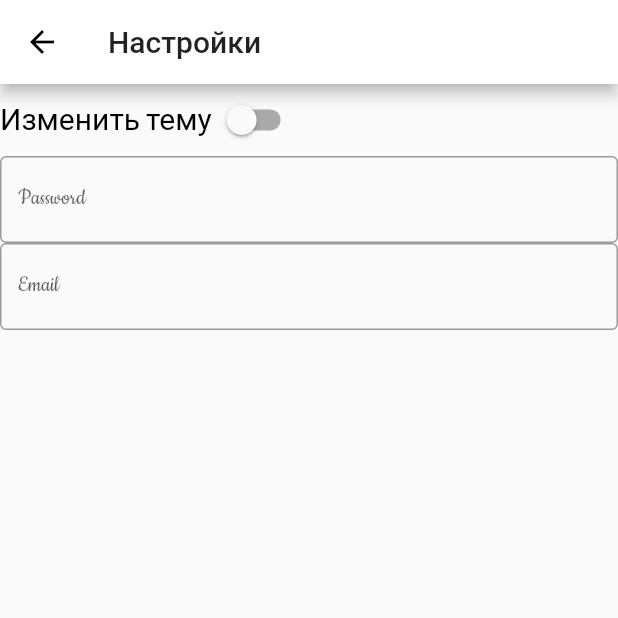
After one commit to IzhevskDigital/izhevsk.chat, a Flutter app: the SettingsPage screen opened directly, on a phone screen of 412 x 824 dp, the top half of it. The commit adds this screen. Run offline on Flutter 3.47's test engine with Material 2 defaults, Android fonts, the phone set to English and light mode, and no system bars; network calls fail.

Commit message:
классы ProfilePage, NewsPage, MusicPage, SettingsPage перемещены в отдельные файлы

```diff
--- /dev/null
+++ b/mobile/app/lib/pages/SettingsPage.dart
@@ -0,0 +1,55 @@
+import 'package:flutter/material.dart';
+
+bool _isSwitched = false;
+
+class SettingsPage extends StatefulWidget {
+  SettingsPage({Key key}) : super(key: key);
+
+  @override
+  _SettingsPageState createState() => _SettingsPageState();
+}
+
+class _SettingsPageState extends State<SettingsPage> {
+  Widget build(BuildContext context) {
+    return Scaffold(
+      appBar: AppBar(
+        title: Text('Настройки'),
+      ),
+      body: Center(
+        child: Column(children: <Widget>[
+          Container(
+            child: Row(
+              children: <Widget>[
+                Text('Изменить тему', style: TextStyle(fontSize: 20)),
+                Switch(
+                  value: _isSwitched,
+                  onChanged: (_isSwitched) => switchPageStyle(_isSwitched),
+                ),
+              ],
+            ),
+          ),
+          TextField(
+            obscureText: true,
+            decoration: InputDecoration(
+              border: OutlineInputBorder(),
+              labelText: 'Password',
+            ),
+          ),
+          TextField(
+            obscureText: false,
+            decoration: InputDecoration(
+              border: OutlineInputBorder(),
+              labelText: 'Email',
+            ),
+          ),
+        ]),
+      ),
+    );
+  }
+
+  void switchPageStyle(bool isSwitch) {
+    setState(() {
+      _isSwitched = isSwitch;
+    });
+  }
+}
```
Also changed, not shown: mobile/app/lib/main.dart (+14 -231 lines), mobile/app/lib/pages/MusicPage.dart (added, +66 -0 lines), mobile/app/lib/pages/NewsPage.dart (added, +107 -0 lines), mobile/app/lib/pages/ProfilePage.dart (added, +73 -0 lines), mobile/app/pubspec.yaml (+9 -0 lines), mobile/app/assets/fonts/Cookie-Regular.ttf (added), mobile/app/lib/BottomNavigationBar/images/Music.svg (added), mobile/app/lib/BottomNavigationBar/images/Profile.svg (added), mobile/app/lib/BottomNavigationBar/images/Settings.svg (added), mobile/app/lib/BottomNavigationBar/images/Wallpost.svg (added), mobile/app/lib/BottomNavigationBar/images/music.png (added), mobile/app/lib/BottomNavigationBar/images/profile.png (added).
